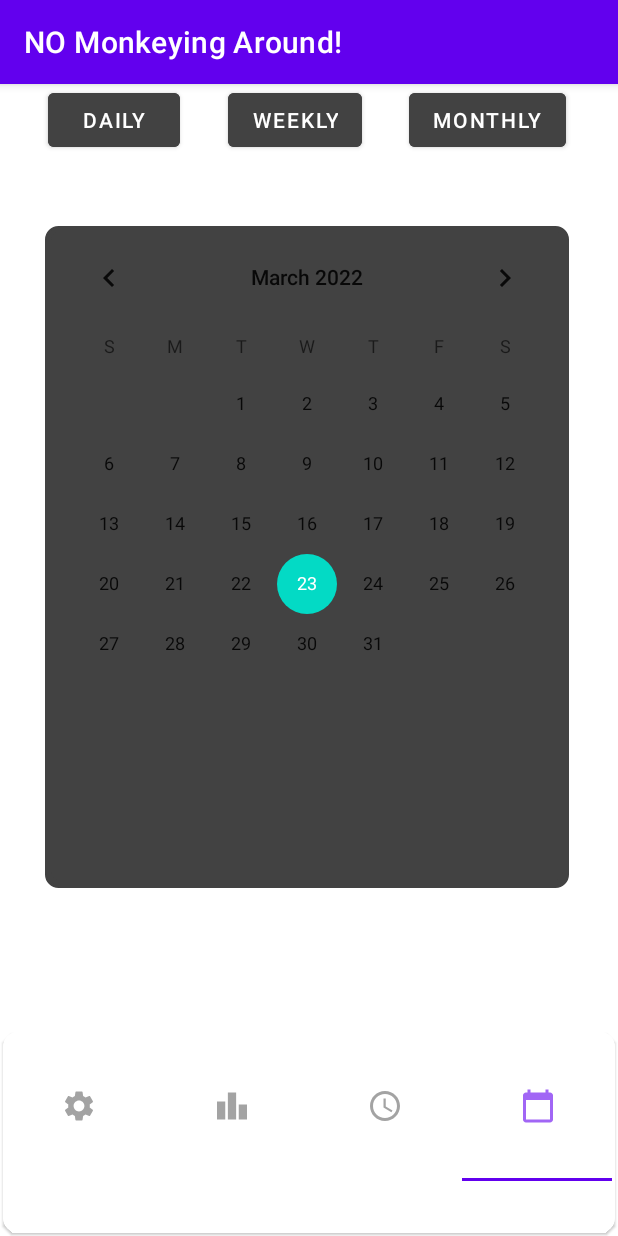
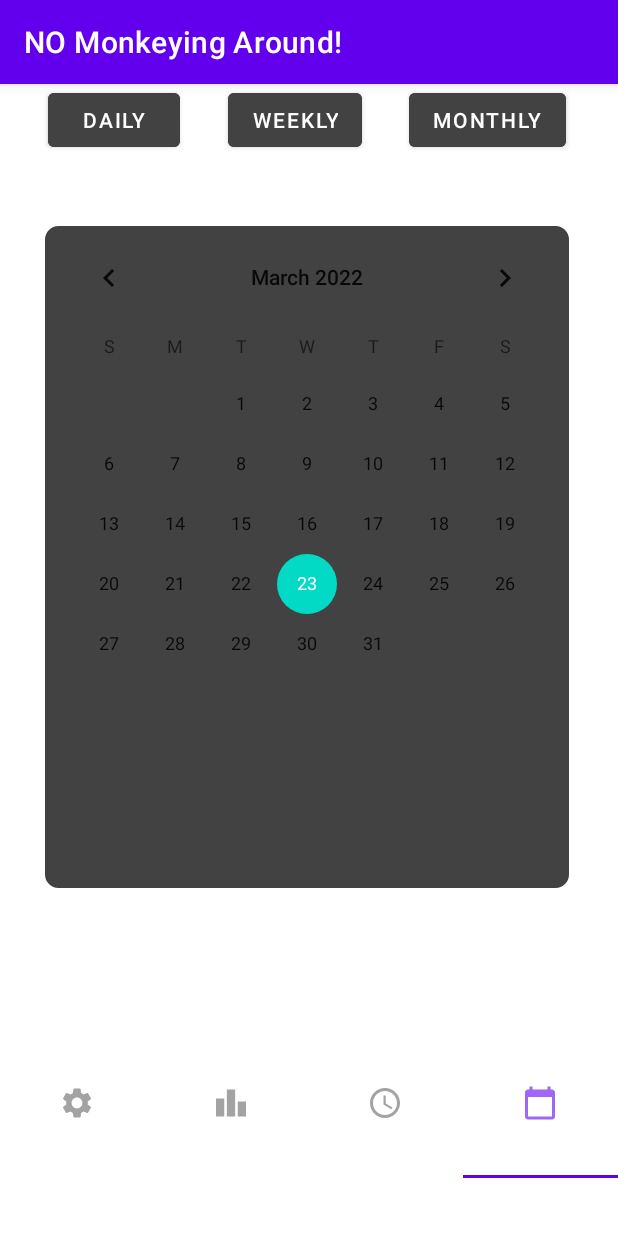
Before and after one commit to ETS-Android3/Android-Monke, an Android app: the screen it shows after launch (MainActivity), item 4 of the bottom bar chosen, on a phone screen of 412 x 824 dp. Run offline under Robolectric (Android 15) with nearby library versions, the phone set to English and light mode, and no system bars.

Commit message:
removed bad formatting on tab layout

```diff
--- a/NOMonkeyingAround/app/src/main/res/layout/fragment_calendar.xml
+++ b/NOMonkeyingAround/app/src/main/res/layout/fragment_calendar.xml
@@ -34,7 +34,7 @@
         app:layout_constraintEnd_toStartOf="@+id/button2"
         app:layout_constraintHorizontal_bias="0.5"
         app:layout_constraintStart_toEndOf="@+id/button"
-        app:layout_constraintTop_toTopOf="parent" />
+        tools:layout_editor_absoluteY="0dp" />
 
     <Button
         android:id="@+id/button2"
@@ -47,7 +47,7 @@
         app:layout_constraintEnd_toEndOf="parent"
         app:layout_constraintHorizontal_bias="0.5"
         app:layout_constraintStart_toEndOf="@+id/button3"
-        app:layout_constraintTop_toTopOf="parent" />
+        tools:layout_editor_absoluteY="0dp" />
 
     <CalendarView
         android:id="@+id/calendarView"
--- a/NOMonkeyingAround/app/src/main/res/layout/main_activity.xml
+++ b/NOMonkeyingAround/app/src/main/res/layout/main_activity.xml
@@ -13,16 +13,11 @@
         android:layout_height="630dp"
         tools:layout_editor_absoluteX="1dp"
         tools:layout_editor_absoluteY="1dp" />
-    <com.google.android.material.card.MaterialCardView
-        android:layout_width="match_parent"
-        android:layout_height="match_parent"
-        android:layout_margin="2dp"
-        app:strokeWidth="2dp"
-        app:cardCornerRadius="10dp">
+
 
     <com.google.android.material.tabs.TabLayout
         android:id="@+id/tabs"
-            android:layout_width="408dp"
+        android:layout_width="match_parent"
         android:layout_height="99dp"
         app:layout_constraintBottom_toBottomOf="parent"
         app:layout_constraintEnd_toEndOf="parent"
@@ -54,6 +49,6 @@
 
 
     </com.google.android.material.tabs.TabLayout>
-    </com.google.android.material.card.MaterialCardView>
+
 
 </LinearLayout>
```
Also changed, not shown: NOMonkeyingAround/app/src/main/res/drawable-mdpi/brownies_recipe_2_1200.jpg (added), NOMonkeyingAround/app/src/main/res/drawable-mdpi/sen_lil.jpg (added), NOMonkeyingAround/app/src/main/res/drawable-mdpi/snapchat_2131296424.jpg (added). Lines whose indentation alone changed are shown as unchanged.
